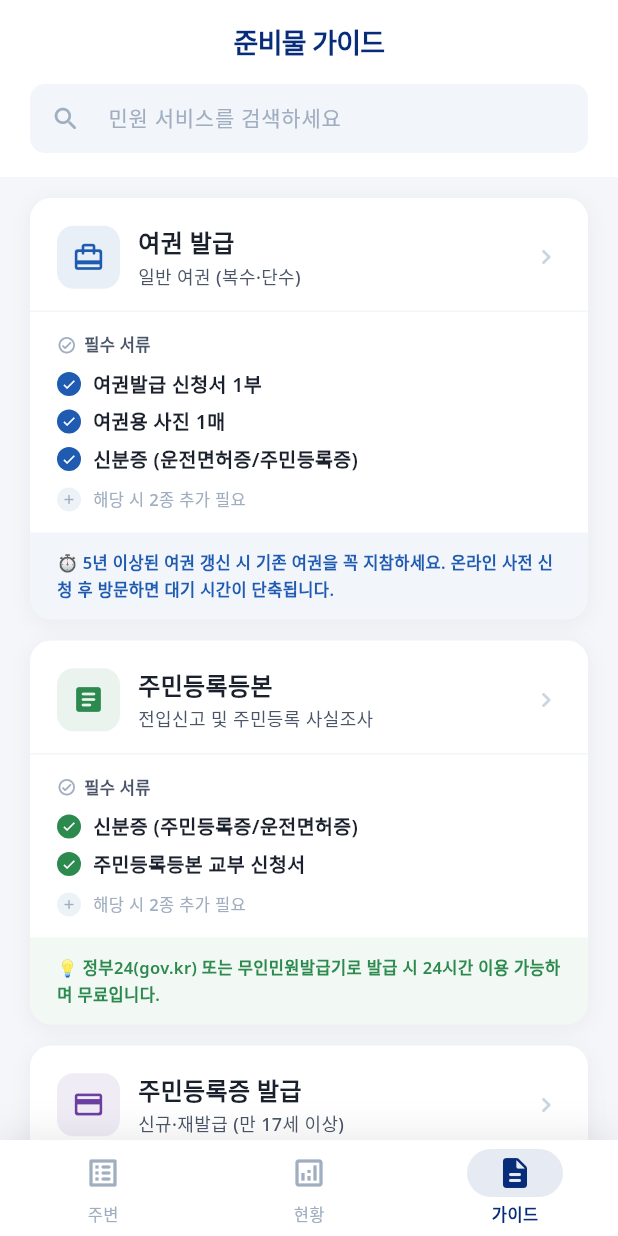
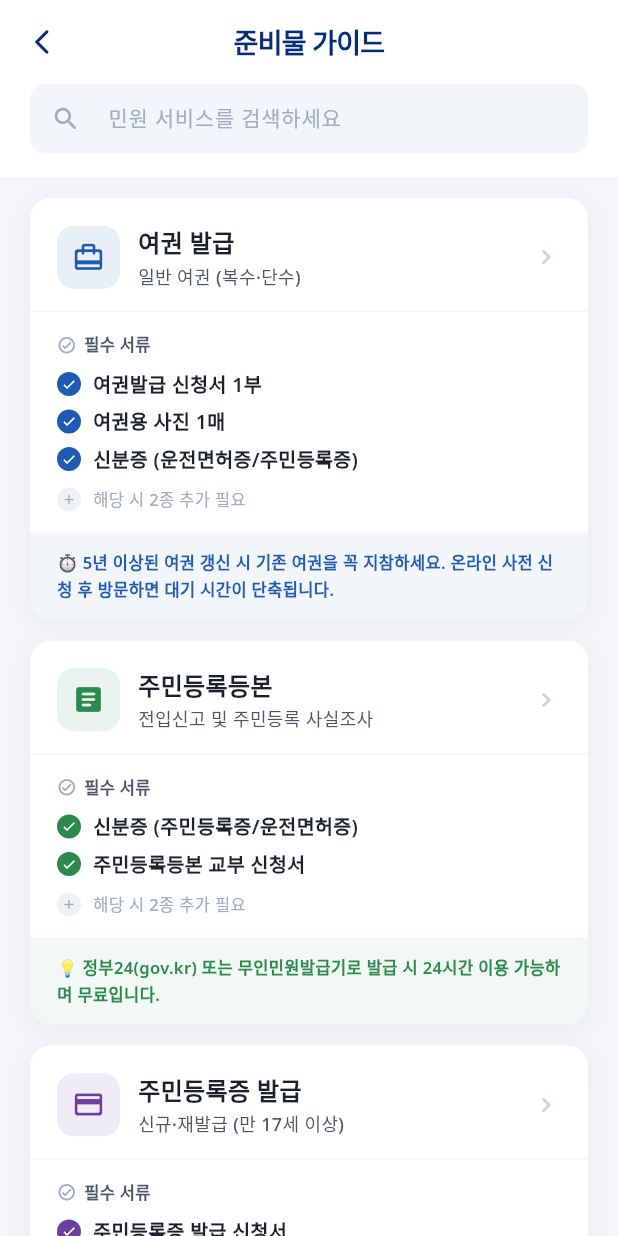
Before and after one commit to kiwikid1543-alt/civil_complaint, a Flutter app: the DocumentGuideScreen screen opened by its route, on a phone screen of 412 x 824 dp. Run offline on Flutter 3.47's test engine with Material 3 defaults, Android fonts, the phone set to English and light mode, and no system bars; our stand-ins replace cloud_firestore, dio, firebase_core, fl_chart, flutter_map, flutter_riverpod and 5 more; accounts and stored records are empty; generated files the repository leaves out were written again; network calls fail.

Commit message:
feat: add map zoom controls, update navigation routing, and enhance UI with back and guide buttons

```diff
--- a/lib/main.dart
+++ b/lib/main.dart
@@ -5,8 +5,8 @@ import 'package:go_router/go_router.dart';
 import 'package:google_fonts/google_fonts.dart';
 import 'views/cso_detail_screen.dart';
 import 'views/cso_list_screen.dart';
+import 'views/cso_map_screen.dart';
 import 'views/document_guide_screen.dart';
-import 'views/main_shell_screen.dart';
 import 'core/theme/app_text_styles.dart';
 
 import 'package:firebase_core/firebase_core.dart';
@@ -33,47 +33,21 @@ void main() async {
 }
 
 final _router = GoRouter(
-  initialLocation: '/status',
+  initialLocation: '/',
   routes: [
-    StatefulShellRoute.indexedStack(
-      builder: (context, state, navigationShell) {
-        return MainShellScreen(navigationShell: navigationShell);
-      },
-      branches: [
-        /// 탭 1: 민원 현황 (리스트)
-        StatefulShellBranch(
-          routes: [
-            GoRoute(
-              path: '/status',
-              builder: (context, state) => const CsoListScreen(),
-            ),
-          ],
-        ),
-        /// 탭 2: 혼잡도 분석 (광진구 중심 통계)
-        StatefulShellBranch(
-          routes: [
-            GoRoute(
-              path: '/analytics',
-              builder: (context, state) => const CsoDetailScreen(
-                csoSn: 'CS0002',
-                csoNm: '광진구청',
-              ),
-            ),
-          ],
-        ),
-        /// 탭 3: 준비물 가이드
-        StatefulShellBranch(
-          routes: [
-            GoRoute(
-              path: '/guide',
-              builder: (context, state) => const DocumentGuideScreen(),
-            ),
-          ],
-        ),
-      ],
+    /// 첫 화면: 내 주변 관공서 목록
+    GoRoute(
+      path: '/',
+      builder: (context, state) => const CsoListScreen(),
     ),
 
-    /// 글로벌 상세 화면 (바텀바가 없는 전체 화면)
+    /// 지도 화면
+    GoRoute(
+      path: '/map',
+      builder: (context, state) => const CsoMapScreen(),
+    ),
+
+    /// 관공서 상세 화면: csoSn을 URL 파라미터로 받음
     GoRoute(
       path: '/detail/:csoSn',
       builder: (context, state) {
@@ -81,6 +55,12 @@ final _router = GoRouter(
         final csoNm = state.uri.queryParameters['csoNm'] ?? '민원실';
         return CsoDetailScreen(csoSn: csoSn, csoNm: csoNm);
       },
+    ),
+
+    /// 준비물 가이드 화면
+    GoRoute(
+      path: '/guide',
+      builder: (context, state) => const DocumentGuideScreen(),
     ),
   ],
 );
--- a/lib/views/document_guide_screen.dart
+++ b/lib/views/document_guide_screen.dart
@@ -87,14 +87,14 @@ class _DocumentGuideScreenState extends State<DocumentGuideScreen> {
             padding: const EdgeInsets.symmetric(horizontal: 4, vertical: 4),
             child: Row(
               children: [
-                const Opacity(
-                  opacity: 0,
-                  child: IconButton(
-                    icon: Icon(Icons.arrow_back_ios_new_rounded, size: 20),
-                    onPressed: null,
+                IconButton(
+                  icon: const Icon(
+                    Icons.arrow_back_ios_new_rounded,
+                    size: 20,
+                    color: AppTextStyles.primaryBlue,
                   ),
+                  onPressed: () => Navigator.of(context).pop(),
                 ),
-
                 Expanded(
                   child: Text(
                     '준비물 가이드',
```
Also changed, not shown: lib/views/cso_detail_screen.dart (+14 -1 lines), lib/views/cso_map_screen.dart (+59 -10 lines).
